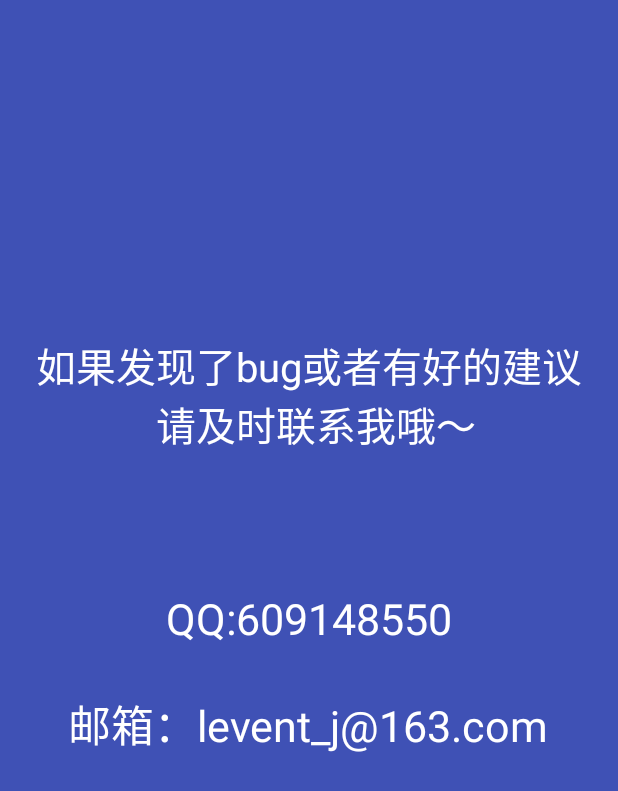
After one commit to CoderAldrich/DotaMin-, an Android app: the FeedActivity screen opened directly, with no data from a screen before it, on a phone screen of 412 x 824 dp. The commit adds this screen. Shown: the top 791 px of the screen. Run offline under Robolectric (Android 15) with nearby library versions, the phone set to English and light mode, and no system bars; our stand-ins replace ButterKnife; libraries missing offline, so code that uses them is left out: com.parse.

Commit message:
万事俱备，只欠logo

```diff
--- a/app/src/main/AndroidManifest.xml
+++ b/app/src/main/AndroidManifest.xml
@@ -42,6 +42,11 @@
         <activity android:name=".activity.AboutActivity"
             android:theme="@style/AppTheme.NoActionBar">
         </activity>
+
+        <activity android:name=".activity.FeedActivity"
+            android:theme="@style/AppTheme.NoActionBar">
+        </activity>
+
     </application>
 
 </manifest>
--- a/app/src/main/java/com/example/levent_j/dotamin_/activity/AboutActivity.java
+++ b/app/src/main/java/com/example/levent_j/dotamin_/activity/AboutActivity.java
@@ -45,6 +45,7 @@ public class AboutActivity extends BaseActivity implements View.OnClickListener
     private void saveImage(){
         Bitmap bitmap = BitmapFactory.decodeResource(getResources(),R.drawable.ic_gain_2);
         MediaStore.Images.Media.insertImage(getContentResolver(), bitmap, "title", "description");
+        Toast.makeText(this,"图片已保存至本地相册",Toast.LENGTH_SHORT).show();
     }
 
     @Override
--- /dev/null
+++ b/app/src/main/java/com/example/levent_j/dotamin_/activity/FeedActivity.java
@@ -0,0 +1,24 @@
+package com.example.levent_j.dotamin_.activity;
+
+import com.example.levent_j.dotamin_.R;
+import com.example.levent_j.dotamin_.base.BaseActivity;
+
+/**
+ * Created by levent_j on 16-3-23.
+ */
+public class FeedActivity extends BaseActivity{
+    @Override
+    protected void init() {
+
+    }
+
+    @Override
+    protected int getLayoutId() {
+        return R.layout.activity_feed;
+    }
+
+    @Override
+    protected void setListener() {
+
+    }
+}
--- a/app/src/main/java/com/example/levent_j/dotamin_/activity/MainActivity.java
+++ b/app/src/main/java/com/example/levent_j/dotamin_/activity/MainActivity.java
@@ -164,8 +164,9 @@ public class MainActivity extends BaseActivity
         } else if (id == R.id.nav_data) {
             Toast.makeText(this,"抱歉，该功能暂未实现",Toast.LENGTH_SHORT).show();
         } else if (id == R.id.nav_about) {
-            msg("item", "nav_send");
             startActivity(new Intent(this, AboutActivity.class));
+        }else if (id == R.id.nav_feed){
+            startActivity(new Intent(this, FeedActivity.class));
         }
 
         DrawerLayout drawer = (DrawerLayout) findViewById(R.id.drawer_layout);
--- a/app/src/main/res/layout/activity_about.xml
+++ b/app/src/main/res/layout/activity_about.xml
@@ -74,7 +74,7 @@
                     android:paddingBottom="5dp"
                     android:layout_width="wrap_content"
                     android:layout_height="wrap_content"
-                    android:text="  这是一款程序猿专属的Material Design风格的dota2盒子～\n  主要参考了app DotaMax+(废话从名字就看的出来 (｡・`ω´･) )，在用户主页可以根据dota2账号id查询个人steam信息以及好友列表，同时会在历史列表显示dota2比赛历史记录，在英雄界面将所有英雄以瀑布流的形式呈现出来，点击英雄大图即可即使查询英雄详细信息～\n  数据内容来源于steam提供的api以及完美dota2官网提供的英雄详细资料（这里非常感谢 @黄俊钦 菊苣通过爬虫帮我获取所有英雄技能图片）\n  完全开源，代码提供Android开发者学习，如果觉得不错，可以请我吃顿饭（也可以打赏or捐助ヾ (o ° ω ° O ) ノ゙）有不足之处请多多指出，好的app时靠大家一起完善的！"/>
+                    android:text="        这是一款程序猿专属的Material Design风格的dota2盒子～\n        这是第一版，主要参考了app DotaMax+(废话从名字就看的出来 (｡・`ω´･) )，在用户主页可以根据dota2账号id查询个人steam信息以及好友列表，同时会在历史列表显示dota2比赛历史记录，在英雄界面将所有英雄以瀑布流的形式呈现出来，点击英雄大图即可即使查询英雄详细信息～(其他功能暂未实现)\n  数据内容来源于steam提供的api以及完美dota2官网提供的英雄详细资料（这里非常感谢 @黄俊钦 菊苣通过爬虫帮我获取所有英雄技能图片）\n        完全开源，代码提供Android开发者学习，如果觉得不错，可以请我吃顿饭（也可以打赏or捐助ヾ (o ° ω ° O ) ノ゙）有不足之处请多多指出，好的app时靠大家一起完善的！"/>
             </android.support.v7.widget.CardView>
             <TextView
                 android:layout_marginTop="10dp"
--- /dev/null
+++ b/app/src/main/res/layout/activity_feed.xml
@@ -0,0 +1,35 @@
+<?xml version="1.0" encoding="utf-8"?>
+<RelativeLayout xmlns:android="http://schemas.android.com/apk/res/android"
+    android:orientation="vertical" android:layout_width="match_parent"
+    android:layout_height="match_parent"
+    android:background="@color/colorPrimary">
+    <TextView
+        android:layout_width="wrap_content"
+        android:layout_height="wrap_content"
+        android:textColor="@color/colorWhite"
+        android:text="如果发现了bug或者有好的建议\n            请及时联系我哦～"
+        android:id="@+id/textView3"
+        android:layout_above="@+id/textView4"
+        android:layout_centerHorizontal="true"
+        android:layout_marginBottom="90dp"
+        android:textSize="12pt" />
+    <TextView
+        android:textColor="@color/colorWhite"
+        android:layout_width="wrap_content"
+        android:layout_height="wrap_content"
+        android:text="QQ:609148550"
+        android:id="@+id/textView4"
+        android:layout_centerInParent="true"
+        android:layout_alignWithParentIfMissing="false"
+        android:textSize="13pt" />
+    <TextView
+        android:layout_width="wrap_content"
+        android:layout_height="wrap_content"
+        android:textColor="@color/colorWhite"
+        android:text="邮箱：levent_j@163.com"
+        android:id="@+id/textView5"
+        android:layout_below="@+id/textView4"
+        android:layout_centerHorizontal="true"
+        android:layout_marginTop="30dp"
+        android:textSize="13pt" />
+</RelativeLayout>
--- a/app/src/main/res/menu/activity_main_drawer.xml
+++ b/app/src/main/res/menu/activity_main_drawer.xml
@@ -14,8 +14,10 @@
 
     <item android:title="其他">
         <menu>
-            <item android:id="@+id/nav_about" android:icon="@android:drawable/ic_menu_send"
+            <item android:id="@+id/nav_about" android:icon="@android:drawable/ic_menu_help"
                 android:title="关于" />
+            <item android:id="@+id/nav_feed" android:icon="@android:drawable/ic_menu_send"
+                android:title="反馈" />
         </menu>
     </item>
 
```
